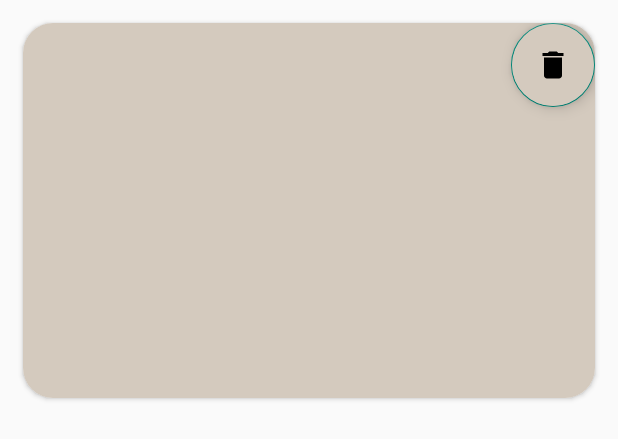
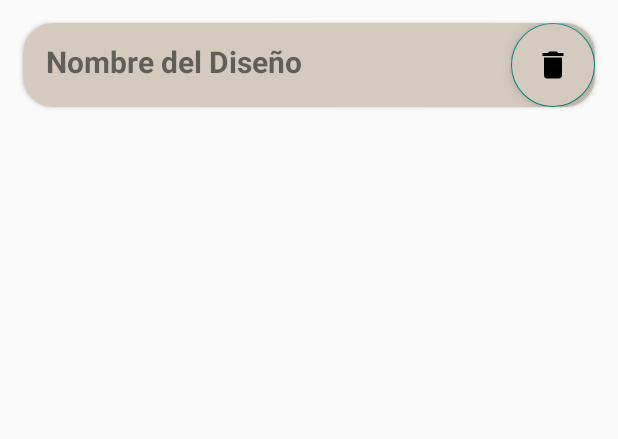
Before and after one commit to tatoyoda600/ARchitect, an Android app: the layout saved_design_item.xml on its own in the app's theme, with its tools: preview values and no code run, on a phone screen of 412 x 824 dp. Shown: the top 439 px of the screen. Run offline under Robolectric (Android 15) with nearby library versions, the phone set to English and light mode, and no system bars.

Commit message:
change saved design preview

```diff
--- a/app/src/main/res/layout/saved_design_item.xml
+++ b/app/src/main/res/layout/saved_design_item.xml
@@ -14,13 +14,25 @@
         android:orientation="horizontal"
         android:background="@color/light_grey">
 
-        <ImageView
+<!--        <ImageView
             android:id="@+id/item_saved_design_imageView"
             android:layout_width="0dp"
             android:layout_height="250dp"
             android:scaleType="centerInside"
             android:layout_gravity="center"
-            android:layout_weight="1"/>
+            android:layout_weight="1"/>-->
+
+        <TextView
+            android:id="@+id/saved_design_item_text_view"
+            android:layout_width="match_parent"
+            android:layout_height="match_parent"
+            android:layout_weight="1"
+            android:text="Nombre del Diseño"
+            android:layout_gravity="center"
+            android:textStyle="bold"
+            android:textSize="20sp"
+            android:layout_marginStart="15dp"
+            android:layout_marginTop="8dp"/>
 
         <com.google.android.material.floatingactionbutton.FloatingActionButton
             android:id="@+id/delete_floatingActionButton"
```
Also changed, not shown: app/src/main/java/com/pfortbe22bgrupo2/architectapp/adapters/SavedDesignFiresstoreAdapter.kt (+8 -4 lines), app/src/main/java/com/pfortbe22bgrupo2/architectapp/fragments/SavedDesignDetailsFragment.kt (added, +44 -0 lines), app/src/main/java/com/pfortbe22bgrupo2/architectapp/fragments/SavedDesignsFragment.kt (+11 -2 lines), app/src/main/java/com/pfortbe22bgrupo2/architectapp/holders/SavedDesignHolder.kt (+4 -6 lines), app/src/main/java/com/pfortbe22bgrupo2/architectapp/listeners/ShowSavedDesign.kt (added, +8 -0 lines), app/src/main/java/com/pfortbe22bgrupo2/architectapp/models/SavedDesign.kt (+4 -3 lines), app/src/main/java/com/pfortbe22bgrupo2/architectapp/viewModels/SavedDesignDetailsViewModel.kt (added, +7 -0 lines), app/src/main/res/layout/fragment_saved_design_details.xml (added, +12 -0 lines), app/src/main/res/navigation/button_bar_navgraph.xml (+14 -1 lines).
